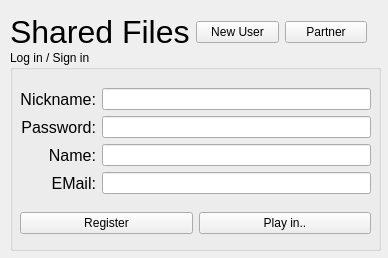
Before: the Qt Designer form client_log.ui in Gualtix/EDD_Pro1_Client, drawn with Qt 5.
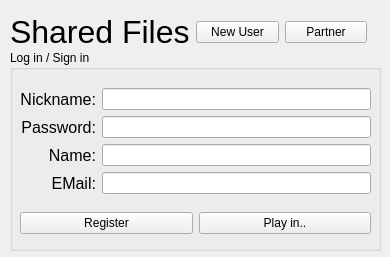
After: the same form once the commit is applied.

What changed in the file:
```diff
--- a/client_log.ui
+++ b/client_log.ui
@@ -6,8 +6,8 @@
    <rect>
     <x>0</x>
     <y>0</y>
-    <width>388</width>
-    <height>258</height>
+    <width>390</width>
+    <height>257</height>
    </rect>
   </property>
   <property name="windowTitle">
@@ -144,7 +144,7 @@
     </layout>
    </widget>
   </widget>
-  <widget class="QWidget" name="">
+  <widget class="QWidget" name="layoutWidget">
    <property name="geometry">
     <rect>
      <x>10</x>
```
Left out of the diff: 8 changed lines with no effect on the pictures.
